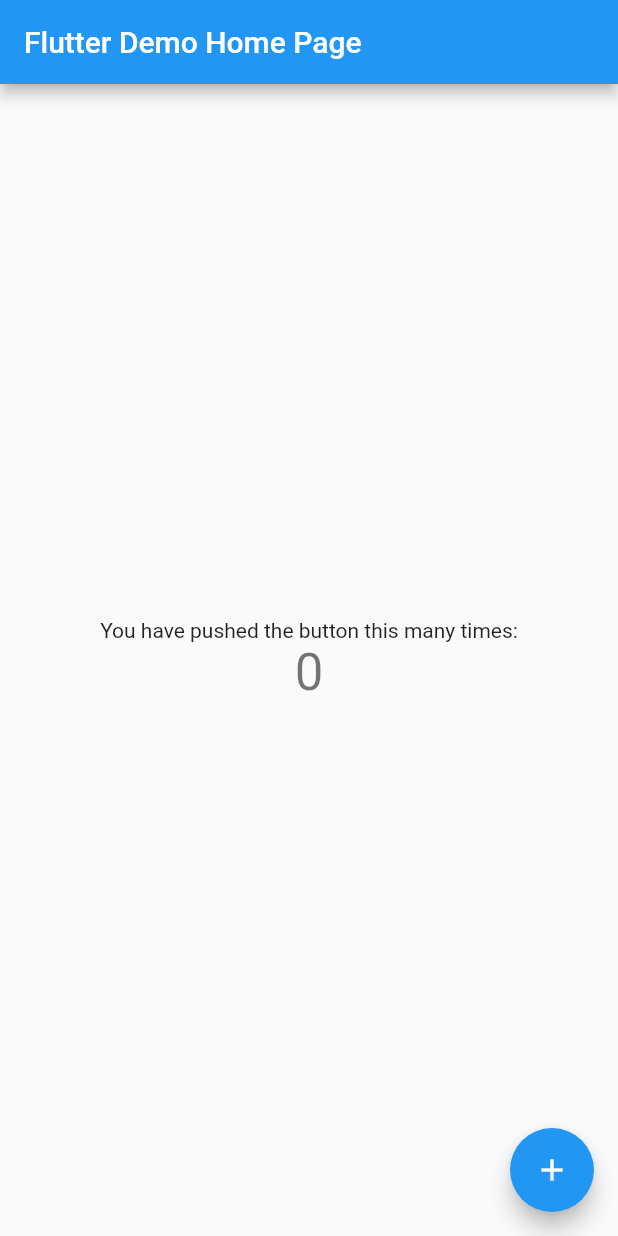
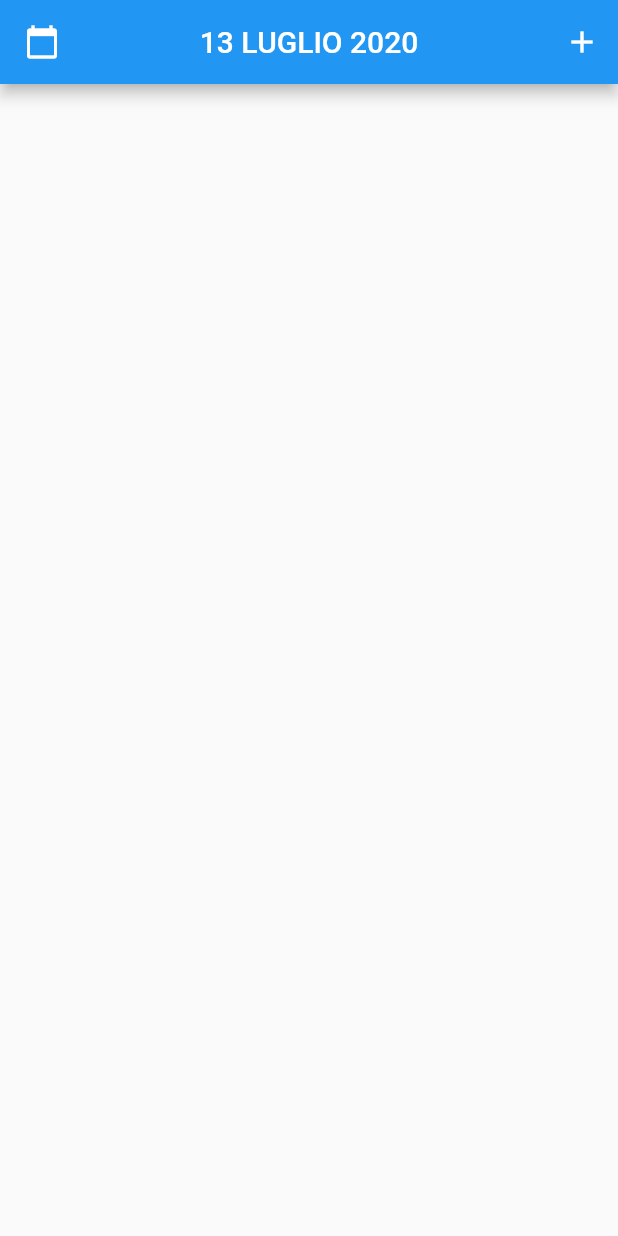
Before and after one commit to thoniorf/KeepHealthOnTracks, a Flutter app: the screen it shows after launch, on a phone screen of 412 x 824 dp. Run offline on Flutter 3.47's test engine with Material 2 defaults, Android fonts, the phone set to English and light mode, and no system bars.

Commit message:
Added today measurement page, app scaffold and top bar

```diff
--- a/lib/main.dart
+++ b/lib/main.dart
@@ -1,6 +1,10 @@
 import 'package:flutter/material.dart';
+import 'package:intl/date_symbol_data_local.dart';
+import 'package:keep_health_on_track/view/DayDisplayPage.dart';
 
-void main() => runApp(MyApp());
+void main() {
+  initializeDateFormatting('it_IT', null).then((_) => runApp(MyApp()));
+}
 
 class MyApp extends StatelessWidget {
   // This widget is the root of your application.
@@ -20,7 +24,7 @@ class MyApp extends StatelessWidget {
         // is not restarted.
         primarySwatch: Colors.blue,
       ),
-      home: MyHomePage(title: 'Flutter Demo Home Page'),
+      home: DayDisplayPage()
     );
   }
 }
--- a/lib/model/BloodPressure.dart
+++ b/lib/model/BloodPressure.dart
@@ -13,4 +13,9 @@ class BloodPressure {
   int get max => _max;
 
   int get pul => _pul;
+
+  @override
+  String toString() {
+    return "Min: " +_min.toString() + " Max: " +_max.toString() + " Pul: " + _pul.toString();
+  }
 }
--- a/lib/model/Measurement.dart
+++ b/lib/model/Measurement.dart
@@ -11,4 +11,18 @@ class Measurement {
   BloodPressure get bloodPressure => _bloodPressure;
 
   DateTime get dateTime => _dateTime;
+
+  // Equality operator based on datetime field.
+  @override
+  bool operator ==(other) {
+    bool isEqual = false;
+    if(other is Measurement) {
+      isEqual = other._dateTime.isAtSameMomentAs(this._dateTime);
+    }
+    return isEqual;
+  }
+
+  // return timestamp of datetime as hashcode
+  @override
+  int get hashCode => _dateTime.millisecondsSinceEpoch;
 }
--- /dev/null
+++ b/lib/view/DayDisplayPage.dart
@@ -0,0 +1,48 @@
+import 'package:flutter/material.dart';
+import 'package:intl/intl.dart';
+import 'package:keep_health_on_track/model/Measurement.dart';
+
+class DayDisplayPage extends StatefulWidget {
+  @override
+  State<StatefulWidget> createState() => DayDisplayPageState();
+}
+
+class DayDisplayPageState extends State<DayDisplayPage> {
+  DateTime _day;
+  List<Measurement> _measurements;
+
+  DayDisplayPageState([this._day]) {
+    this._day ??= DateTime.now();
+    this._measurements = List();
+  }
+
+  @override
+  Widget build(BuildContext context) {
+    return SafeArea(
+      child: Scaffold(
+        appBar: AppBar(
+          centerTitle: true,
+          title: Text(DateFormat("d MMMM yyyy","it_IT").format(this._day).toUpperCase()),
+          leading:
+              IconButton(icon: Icon(Icons.calendar_today, color: Colors.white), onPressed: null),
+          actions: <Widget>[IconButton(icon: Icon(Icons.add, color: Colors.white), color: Colors.white, onPressed: null)],
+        ),
+        body: Container(
+          padding: EdgeInsets.only(top: 8),
+          child: ListView.builder(
+              itemCount: _measurements.length,
+              itemBuilder: (context, index) {
+                if(_measurements.isEmpty) return ListTile(title: Text("Empty"),);
+                return ListTile(
+                  leading: Text(DateFormat("hh:mm")
+                      .format(_measurements[index].dateTime)),
+                  dense: false,
+                  title: Text("-"),
+                  trailing: Text(_measurements[index].bloodPressure.toString()),
+                );
+              }),
+        ),
+      ),
+    );
+  }
+}
--- /dev/null
+++ b/lib/view/utils/Parameters.dart
@@ -0,0 +1,3 @@
+class Parameters {
+  final String TODAY = "OGGI";
+}
```
